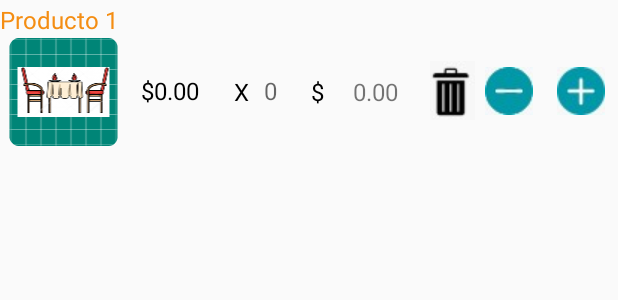
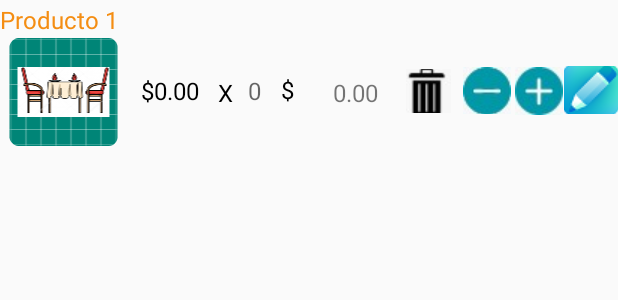
Before and after one commit to marizape/Comandera, an Android app: the layout lista_numero_rows.xml on its own in the app's theme, with its tools: preview values and no code run, on a phone screen of 412 x 824 dp. Shown: the top 300 px of the screen. Run offline under Robolectric (Android 15) with nearby library versions, the phone set to English and light mode, and no system bars; network calls fail.

Commit message:
commit prueba

```diff
--- a/app/src/main/res/layout/lista_numero_rows.xml
+++ b/app/src/main/res/layout/lista_numero_rows.xml
@@ -1,9 +1,9 @@
 <?xml version="1.0" encoding="utf-8"?>
 <androidx.constraintlayout.widget.ConstraintLayout xmlns:android="http://schemas.android.com/apk/res/android"
+    xmlns:app="http://schemas.android.com/apk/res-auto"
     xmlns:tools="http://schemas.android.com/tools"
     android:layout_width="match_parent"
     android:layout_height="100dp"
-    xmlns:app="http://schemas.android.com/apk/res-auto"
     android:clickable="true">
 
 
@@ -84,10 +84,10 @@
 
         app:layout_constraintBottom_toBottomOf="parent"
         app:layout_constraintEnd_toEndOf="parent"
-        app:layout_constraintHorizontal_bias="0.376"
+        app:layout_constraintHorizontal_bias="0.346"
         app:layout_constraintStart_toStartOf="parent"
         app:layout_constraintTop_toTopOf="parent"
-        app:layout_constraintVertical_bias="0.644" />
+        app:layout_constraintVertical_bias="0.653" />
 
     <EditText
         android:id="@+id/cant2"
@@ -107,7 +107,7 @@
 
         app:layout_constraintBottom_toBottomOf="parent"
         app:layout_constraintEnd_toEndOf="parent"
-        app:layout_constraintHorizontal_bias="0.433"
+        app:layout_constraintHorizontal_bias="0.404"
         app:layout_constraintStart_toStartOf="parent"
         app:layout_constraintTop_toTopOf="parent"
         app:layout_constraintVertical_bias="0.644" />
@@ -125,10 +125,10 @@
 
         app:layout_constraintBottom_toBottomOf="parent"
         app:layout_constraintEnd_toEndOf="parent"
-        app:layout_constraintHorizontal_bias="0.516"
+        app:layout_constraintHorizontal_bias="0.46"
         app:layout_constraintStart_toStartOf="parent"
         app:layout_constraintTop_toTopOf="parent"
-        app:layout_constraintVertical_bias="0.644" />
+        app:layout_constraintVertical_bias="0.628" />
 
     <TextView
         android:id="@+id/subtotal"
@@ -141,55 +141,67 @@
 
         app:layout_constraintBottom_toBottomOf="parent"
         app:layout_constraintEnd_toEndOf="parent"
-        app:layout_constraintHorizontal_bias="0.627"
+        app:layout_constraintHorizontal_bias="0.589"
         app:layout_constraintStart_toStartOf="parent"
         app:layout_constraintTop_toTopOf="parent"
-        app:layout_constraintVertical_bias="0.644" />
+        app:layout_constraintVertical_bias="0.653" />
 
     <ImageButton
         android:id="@+id/eliminar"
-        android:layout_width="37dp"
-        android:layout_height="39dp"
+        android:layout_width="30dp"
+        android:layout_height="29dp"
         android:layout_alignParentEnd="true"
         android:background="@android:color/transparent"
         android:src="@drawable/eliminar"
 
         app:layout_constraintBottom_toBottomOf="parent"
         app:layout_constraintEnd_toEndOf="parent"
-        app:layout_constraintHorizontal_bias="0.754"
+        app:layout_constraintHorizontal_bias="0.709"
         app:layout_constraintStart_toStartOf="parent"
         app:layout_constraintTop_toTopOf="parent"
-        app:layout_constraintVertical_bias="0.672" />
+        app:layout_constraintVertical_bias="0.652" />
 
     <ImageButton
         android:id="@+id/agregarProduct"
-        android:layout_width="39dp"
-        android:layout_height="39dp"
+        android:layout_width="34dp"
+        android:layout_height="32dp"
         android:layout_alignParentEnd="true"
         android:background="@android:color/transparent"
         android:src="@drawable/mas"
 
         app:layout_constraintBottom_toBottomOf="parent"
         app:layout_constraintEnd_toEndOf="parent"
-        app:layout_constraintHorizontal_bias="0.986"
+        app:layout_constraintHorizontal_bias="0.904"
         app:layout_constraintStart_toStartOf="parent"
         app:layout_constraintTop_toTopOf="parent"
-        app:layout_constraintVertical_bias="0.672" />
+        app:layout_constraintVertical_bias="0.661" />
 
     <ImageButton
         android:id="@+id/eliminarProduct"
-        android:layout_width="40dp"
-        android:layout_height="39dp"
+        android:layout_width="33dp"
+        android:layout_height="31dp"
         android:layout_alignParentEnd="true"
         android:background="@android:color/transparent"
         android:src="@drawable/menos"
 
         app:layout_constraintBottom_toBottomOf="parent"
         app:layout_constraintEnd_toEndOf="parent"
-        app:layout_constraintHorizontal_bias="0.859"
+        app:layout_constraintHorizontal_bias="0.814"
         app:layout_constraintStart_toStartOf="parent"
         app:layout_constraintTop_toTopOf="parent"
-        app:layout_constraintVertical_bias="0.672" />
+        app:layout_constraintVertical_bias="0.652" />
+
+    <ImageButton
+        android:id="@+id/lapizProduct"
+        android:layout_width="36dp"
+        android:layout_height="32dp"
+        app:layout_constraintBottom_toBottomOf="parent"
+        app:layout_constraintEnd_toEndOf="parent"
+        app:layout_constraintHorizontal_bias="1.0"
+        app:layout_constraintStart_toStartOf="parent"
+        app:layout_constraintTop_toTopOf="parent"
+        app:layout_constraintVertical_bias="0.647"
+        android:src="@drawable/lapiz" />
 
     <!--<TextView
         android:id="@+id/cant"
```
Also changed, not shown: app/src/main/java/com/example/comandera/MostrarVentas.java (+17 -11 lines), app/src/main/java/com/example/comandera/modelo/ProductoAdapter.java (+19 -0 lines), app/src/main/res/layout/comentarios.xml (added, +25 -0 lines), app/src/main/res/drawable/lapiz.png (added).
